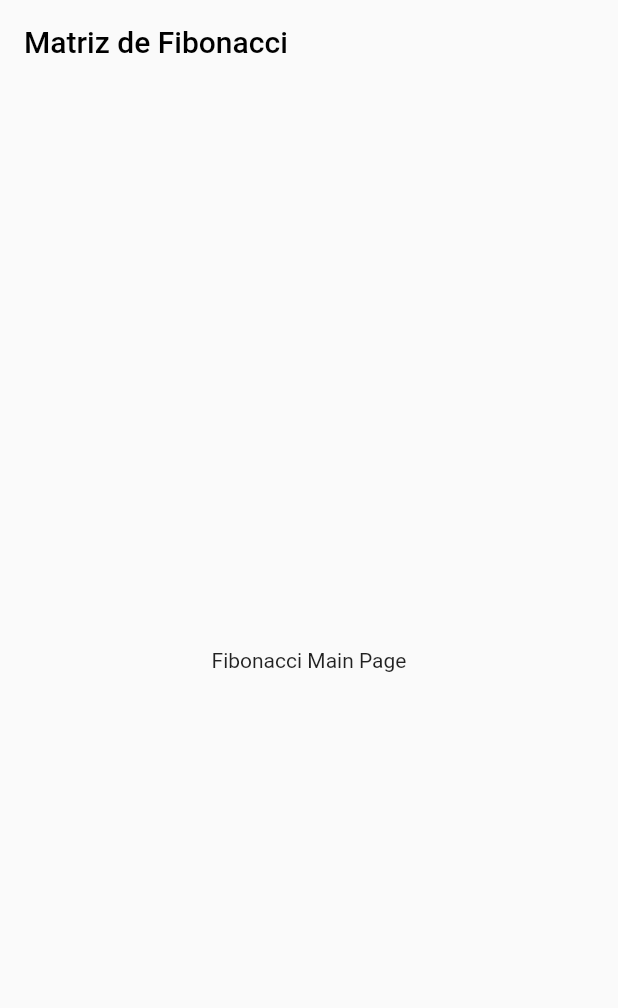
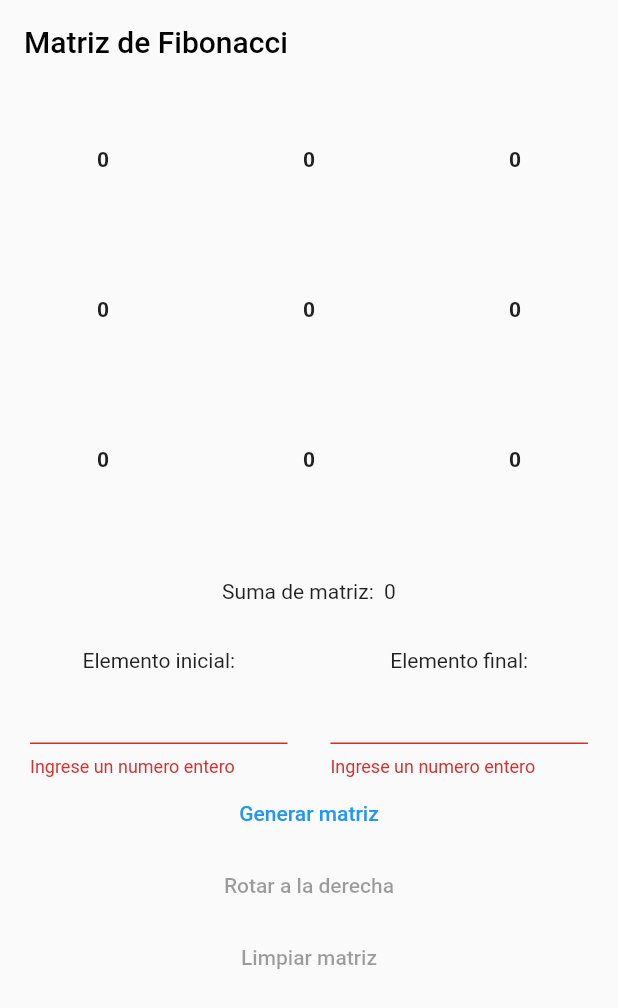
Before and after one commit to g14wx/fibonacci_matrix, a Flutter app: the screen it shows after launch, on a phone screen of 412 x 824 dp. Shown: the top 1008 px of the screen. Run offline on Flutter 3.47's test engine with Material 2 defaults, Android fonts, the phone set to English and light mode, and no system bars; our stand-ins replace bloc, flutter_bloc, freezed_annotation, get_it, injectable; generated files the repository leaves out were written again.

Commit message:
feature(fibonacci general App): Add logic fibonacci
Add logic for generate fibonacci sequence, and their respective tests for the controller

BREAKING CHANGE: Add logic for fibonacci app.

```diff
--- /dev/null
+++ b/lib/business_logic/controllers/i_fibonacci_controller.dart
@@ -0,0 +1,8 @@
+import 'package:fibonacci_matrix/constants/rotation_of_top_side_of_matrix.dart';
+
+abstract class IFibonacciController {
+
+  List<int> getFibonacciSequence(int showFromIndex, int showToIndex);
+  List<List<int>> getFibonacciMatrixSequence(List<int> fibonacciListSequence, int matrixColumns, int matrixRows, RotationOfTopSideOfMatrix side);
+
+}
--- /dev/null
+++ b/lib/business_logic/cubits/fibonacci_cubit.dart
@@ -0,0 +1,83 @@
+/// packages
+import 'package:bloc/bloc.dart';
+import 'package:fibonacci_matrix/constants/rotation_of_top_side_of_matrix.dart';
+import 'package:freezed_annotation/freezed_annotation.dart';
+import 'package:injectable/injectable.dart';
+/// controllers
+import 'package:fibonacci_matrix/business_logic/controllers/i_fibonacci_controller.dart';
+
+part 'fibonacci_state.dart';
+part 'fibonacci_cubit.freezed.dart';
+
+@injectable
+class FibonacciCubit extends Cubit<FibonacciState> {
+  final IFibonacciController controller;
+  int? _start;
+  int? _finish;
+  bool _updateAlert = false;
+  int _rotationIndex = 1;
+  FibonacciCubit(this.controller) : super(const FibonacciState.initialState());
+
+  rotateFibonacci(){
+    if (_start != null && _finish != null) {
+      final fibonacciList = controller.getFibonacciSequence(_start! - 1, _finish!);
+      final matrix = controller.getFibonacciMatrixSequence( fibonacciList, 3, 3, _getRightRotation(_rotationIndex));
+      final sum = matrix.fold(0, (previousValue, element){
+        final sumRow = element.fold(0, (previousValue, element) => previousValue + element);
+        return previousValue + sumRow;
+      });
+      _updateRotationIndex();
+      emit(FibonacciState.generateFibonacci(fibonacci: matrix, sum: sum));
+    }
+  }
+
+  generateFibonacci({required int start, required int finish}){
+
+    final numberOfItemsToShow = (finish - (start == 1 ? 0 : start));
+    if ( numberOfItemsToShow.isNegative || !(numberOfItemsToShow == 9) ) {
+      _updateAlert = !_updateAlert;
+      emit(FibonacciState.error(message: "La cantidad de números a mostrar debe de ser una cuadrícula de 3x3 (9 elementos)", update: _updateAlert));
+      return;
+    }
+
+    final fibonacciList = controller.getFibonacciSequence(start - 1, finish);
+    final matrix = controller.getFibonacciMatrixSequence( fibonacciList, 3, 3, RotationOfTopSideOfMatrix.top);
+    final sum = matrix.fold(0, (previousValue, element){
+      final sumRow = element.fold(0, (previousValue, element) => previousValue + element);
+      return previousValue + sumRow;
+    });
+    _start = start;
+    _finish = finish;
+    emit(FibonacciState.generateFibonacci(fibonacci: matrix, sum: sum));
+  }
+
+  resetFibonacci(){
+    _start = null;
+    _finish = null;
+    _rotationIndex = 1;
+    emit(const FibonacciState.initialState());
+  }
+
+  RotationOfTopSideOfMatrix _getRightRotation(int rotationIndex){
+    switch(rotationIndex){
+      case 0:
+        return RotationOfTopSideOfMatrix.top;
+      case 1:
+        return RotationOfTopSideOfMatrix.left;
+      case 2:
+        return RotationOfTopSideOfMatrix.bottom;
+      case 3:
+        return RotationOfTopSideOfMatrix.right;
+      default:
+        return RotationOfTopSideOfMatrix.top;
+    }
+  }
+
+  _updateRotationIndex(){
+    if (_rotationIndex >= 3) {
+      _rotationIndex = 0;
+    } else {
+      _rotationIndex += 1;
+    }
+  }
+}
--- /dev/null
+++ b/lib/business_logic/cubits/fibonacci_state.dart
@@ -0,0 +1,9 @@
+part of 'fibonacci_cubit.dart';
+
+@immutable
+@freezed
+class FibonacciState with _$FibonacciState {
+  const factory FibonacciState.initialState() = _InitialState;
+  const factory FibonacciState.generateFibonacci({required List<List<int>> fibonacci, required int sum}) = _GenerateFibonacci;
+  const factory FibonacciState.error({required String message, required bool update}) = _Error;
+}
--- /dev/null
+++ b/lib/constants/env.dart
@@ -0,0 +1,4 @@
+abstract class Env {
+  static const production = 'production';
+  static const staging = 'staging';
+}
--- /dev/null
+++ b/lib/constants/rotation_of_top_side_of_matrix.dart
@@ -0,0 +1,6 @@
+enum RotationOfTopSideOfMatrix {
+  left,
+  bottom,
+  right,
+  top
+}
--- a/lib/presentation/pages/fibonacci_matrix_page.dart
+++ b/lib/presentation/pages/fibonacci_matrix_page.dart
@@ -1,4 +1,7 @@
 import 'package:flutter/material.dart';
+
+/// widgets
+import 'package:fibonacci_matrix/presentation/screens/fibonacci_screen.dart';
 
 class FibonacciMatrixPage extends StatelessWidget {
   const FibonacciMatrixPage({Key? key}) : super(key: key);
@@ -11,9 +14,7 @@ class FibonacciMatrixPage extends StatelessWidget {
         backgroundColor: Colors.transparent,
         elevation: 0,
       ),
-      body: Center(
-        child: Text('Fibonacci Main Page'),
-      ),
+      body: FibonacciScreen(),
     );
   }
 }
--- /dev/null
+++ b/lib/presentation/screens/fibonacci_screen.dart
@@ -0,0 +1,91 @@
+import 'package:fibonacci_matrix/business_logic/cubits/fibonacci_cubit.dart';
+import 'package:fibonacci_matrix/business_logic/cubits/fibonacci_cubit.dart';
+import 'package:fibonacci_matrix/presentation/widgets/buttons_for_fibonacci.dart';
+import 'package:flutter/material.dart';
+
+/// Widgets
+import 'package:fibonacci_matrix/presentation/widgets/fibonacci_grid.dart';
+import 'package:fibonacci_matrix/presentation/widgets/fibonacci_sum_list.dart';
+import 'package:fibonacci_matrix/presentation/widgets/inputs_for_generate_fibonacci.dart';
+import 'package:flutter_bloc/flutter_bloc.dart';
+
+class FibonacciScreen extends StatefulWidget {
+  FibonacciScreen({Key? key}) : super(key: key);
+
+  @override
+  State<FibonacciScreen> createState() => _FibonacciScreenState();
+}
+
+class _FibonacciScreenState extends State<FibonacciScreen> {
+  final startInput = TextEditingController();
+  final finishInput = TextEditingController();
+  List<List<int>> fibonacciMatrix = List.generate(3, (index) => List.generate(3, (index) => 0,)).toList();
+
+  final GlobalKey<FormState> _formKey = GlobalKey<FormState>();
+
+  @override
+  Widget build(BuildContext context) {
+    return BlocListener<FibonacciCubit, FibonacciState>(
+      listener: (context, state) {
+        state.mapOrNull(
+          generateFibonacci: (value) {
+            setState(() {
+              fibonacciMatrix = value.fibonacci;
+            });
+          },
+          error: (value) {
+            _showErrorSnackBar(context, value.message);
+          },
+          initialState: (value) {
+            setState(() {
+              fibonacciMatrix = List.generate(3, (index) => List.generate(3, (index) => 0,)).toList();
+            });
+          },
+        );
+      },
+      child: CustomScrollView(
+        slivers: [
+          SliverList(
+              delegate: SliverChildListDelegate([
+                FibonacciGrid(listFibonacci: fibonacciMatrix),
+                const Padding(padding: EdgeInsets.symmetric(vertical: 20), child: FibonacciSumList()),
+                Form(
+                    key: _formKey,
+                    child: Column(
+                      children: [
+                        InputsForGenerateFibonacci(startInputController: startInput, finishController: finishInput),
+                        ButtonsForFibonacci(
+                            formKey: _formKey, startInputController: startInput, finishController: finishInput)
+                      ],
+                    )
+                )
+              ])
+          )
+        ],
+      ),
+    );
+  }
+
+  _showErrorSnackBar(BuildContext context, String message){
+    final snackBar = SnackBar(
+      content: Row(
+        children: [
+          const Icon(
+            Icons.error,
+            color: Colors.white,
+          ),
+          const SizedBox(
+            width: 10,
+          ),
+          Flexible(
+            child: Text(
+              message
+            ),
+          )
+        ],
+      ),
+      backgroundColor: Colors.redAccent,
+    );
+    ScaffoldMessenger.of(context).showSnackBar(snackBar);
+  }
+}
--- /dev/null
+++ b/lib/presentation/widgets/buttons_for_fibonacci.dart
@@ -0,0 +1,97 @@
+import 'package:fibonacci_matrix/business_logic/cubits/fibonacci_cubit.dart';
+import 'package:flutter/material.dart';
+import 'package:flutter_bloc/flutter_bloc.dart';
+
+class ButtonsForFibonacci extends StatefulWidget {
+  final TextEditingController _startInput;
+  final TextEditingController _finishInput;
+  final GlobalKey<FormState> _formKey;
+
+  ButtonsForFibonacci(
+      {Key? key,
+      required GlobalKey<FormState> formKey,
+      required TextEditingController startInputController,
+      required TextEditingController finishController})
+      : _formKey = formKey,
+        _startInput = startInputController,
+        _finishInput = finishController,
+        super(key: key);
+
+  @override
+  State<ButtonsForFibonacci> createState() => _ButtonsForFibonacciState();
+}
+
+class _ButtonsForFibonacciState extends State<ButtonsForFibonacci> {
+  bool _disableButtons = true;
+  @override
+  Widget build(BuildContext context) {
+    return BlocListener<FibonacciCubit, FibonacciState>(
+      listener: (context, state) {
+        state.mapOrNull(
+          generateFibonacci: (value) {
+            setState(() {
+              _disableButtons = false;
+            });
+          },
+          initialState: (value) {
+            setState(() {
+              _disableButtons = true;
+            });
+          },
+        );
+      },
+      child: Column(
+        mainAxisSize: MainAxisSize.min,
+        children: [
+          TextButton(
+              onPressed: () {
+                if (widget._formKey.currentState != null && widget._formKey.currentState!.validate()) {
+                  final start = int.parse(widget._startInput.value.text);
+                  final finish = int.parse(widget._finishInput.value.text);
+                  context.read<FibonacciCubit>().generateFibonacci(start: start, finish: finish);
+                } else {
+                  _showErrorSnackBar(context);
+                }
+              },
+              child: Text('Generar matriz')),
+          TextButton(
+              onPressed: _disableButtons
+                  ? null
+                  : () {
+                      context.read<FibonacciCubit>().rotateFibonacci();
+                    },
+              child: Text('Rotar a la derecha')),
+
+          TextButton(
+              onPressed: _disableButtons
+                  ? null
+                  : () {
+                context.read<FibonacciCubit>().resetFibonacci();
+              },
+              child: Text('Limpiar matriz'))
+        ],
+      ),
+    );
+  }
+
+  _showErrorSnackBar(BuildContext context) {
+    final snackBar = SnackBar(
+      content: Row(
+        children: const [
+          Icon(
+            Icons.error,
+            color: Colors.white,
+          ),
+          SizedBox(
+            width: 10,
+          ),
+          Text(
+            'Por favor, ingrese numeros enteros',
+          )
+        ],
+      ),
+      backgroundColor: Colors.redAccent,
+    );
+    ScaffoldMessenger.of(context).showSnackBar(snackBar);
+  }
+}
--- /dev/null
+++ b/lib/presentation/widgets/fibonacci_grid.dart
@@ -0,0 +1,27 @@
+import 'package:flutter/material.dart';
+
+class FibonacciGrid extends StatelessWidget {
+  final List<List<int>> _listFibonacci;
+  const FibonacciGrid({Key? key, required List<List<int>> listFibonacci})
+      : _listFibonacci = listFibonacci,
+        super(key: key);
+
+  @override
+  Widget build(BuildContext context) {
+    return SizedBox(
+      height: 300,
+      child: Column(
+        children: _listFibonacci
+            .map((row) => Flexible(
+                  child: Row(
+                    mainAxisSize: MainAxisSize.max,
+                    children: row
+                        .map((fibonacciNumber) => Flexible(child: Center(child: Text(fibonacciNumber.toString(), style: TextStyle(fontWeight: FontWeight.bold),))))
+                        .toList(),
+                  ),
+                ))
+            .toList(),
+      ),
+    );
+  }
+}
--- /dev/null
+++ b/lib/presentation/widgets/fibonacci_sum_list.dart
@@ -0,0 +1,35 @@
+import 'package:fibonacci_matrix/business_logic/cubits/fibonacci_cubit.dart';
+import 'package:flutter/material.dart';
+import 'package:flutter_bloc/flutter_bloc.dart';
+
+class FibonacciSumList extends StatefulWidget {
+  const FibonacciSumList({Key? key}) : super(key: key);
+
+  @override
+  State<FibonacciSumList> createState() => _FibonacciSumListState();
+}
+
+class _FibonacciSumListState extends State<FibonacciSumList> {
+  int sum = 0;
+
+  @override
+  Widget build(BuildContext context) {
+    return BlocConsumer<FibonacciCubit, FibonacciState>(
+      listener: (context, state) {
+        state.mapOrNull(
+          generateFibonacci: (value) {
+            setState(() {
+              sum = value.sum;
+            });
+          },
+        );
+      },
+      builder: (context, state) {
+        return Center(child: Padding(
+          padding: const EdgeInsets.symmetric(vertical: 10),
+          child: Text("Suma de matriz:  $sum"),
+        ));
+      },
+    );
+  }
+}
--- /dev/null
+++ b/lib/presentation/widgets/inputs_for_generate_fibonacci.dart
@@ -0,0 +1,68 @@
+import 'package:flutter/material.dart';
+
+class InputsForGenerateFibonacci extends StatelessWidget {
+  final TextEditingController _startInput;
+  final TextEditingController _finishInput;
+  InputsForGenerateFibonacci(
+      {Key? key, required TextEditingController startInputController, required TextEditingController finishController})
+      : _startInput = startInputController,
+        _finishInput = finishController,
+        super(key: key);
+
+  @override
+  Widget build(BuildContext context) {
+    return Padding(
+      padding: const EdgeInsets.symmetric(horizontal: 20),
+      child: Row(
+        children: [
+          Flexible(
+            flex: 6,
+            child: Center(
+              child: Column(
+                children: [
+                  const Text(
+                    "Elemento inicial:",
+                    textAlign: TextAlign.center,
+                  ),
+                  TextFormField(
+                      autovalidateMode: AutovalidateMode.always,
+                      controller: _startInput,
+                      keyboardType: TextInputType.number,
+                      validator: (value) {
+                        final isNumber = int.tryParse(value ?? "") != null;
+                        if (value == null || !isNumber || int.parse(value) < 1) {
+                          return "Ingrese un numero entero";
+                        }
+                      })
+                ],
+              ),
+            ),
+          ),
+          const Spacer(
+            flex: 1,
+          ),
+          Flexible(
+            flex: 6,
+            child: Center(
+              child: Column(
+                children: [
+                  const Text("Elemento final:", textAlign: TextAlign.center),
+                  TextFormField(
+                      autovalidateMode: AutovalidateMode.always,
+                      controller: _finishInput,
+                      keyboardType: TextInputType.number,
+                      validator: (value) {
+                        final isNumber = int.tryParse(value ?? "") != null;
+                        if (value == null || !isNumber) {
+                          return "Ingrese un numero entero";
+                        }
+                      })
+                ],
+              ),
+            ),
+          )
+        ],
+      ),
+    );
+  }
+}
--- a/lib/router/router_app.dart
+++ b/lib/router/router_app.dart
@@ -1,14 +1,20 @@
+import 'package:fibonacci_matrix/business_logic/cubits/fibonacci_cubit.dart';
 import 'package:fibonacci_matrix/presentation/pages/fibonacci_matrix_page.dart';
 import 'package:fibonacci_matrix/presentation/pages/not_found_route.dart';
 import 'package:fibonacci_matrix/router/constants/app_routes.dart';
+import 'package:fibonacci_matrix/services/locator_service/locator_service.dart';
 import 'package:flutter/material.dart';
+import 'package:flutter_bloc/flutter_bloc.dart';
 
 class RouterApp {
   static Route onGenerateRoute(RouteSettings route) {
     switch (route.name) {
       case AppRoutes.root:
         return MaterialPageRoute(
-          builder: (context) => const FibonacciMatrixPage(),
+          builder: (context) => BlocProvider(
+            create: (BuildContext context) => getIt<FibonacciCubit>(),
+            child: const FibonacciMatrixPage(),
+          ),
         );
       default:
         return MaterialPageRoute(
```
Also changed, not shown: lib/business_logic/controllers/fibonacci_controller.dart (added, +103 -0 lines), lib/data/models/fibonacci_information.dart (added, +11 -0 lines), lib/main.dart (+8 -1 lines), lib/services/locator_service/locator_service.config.dart, 1 other file.
